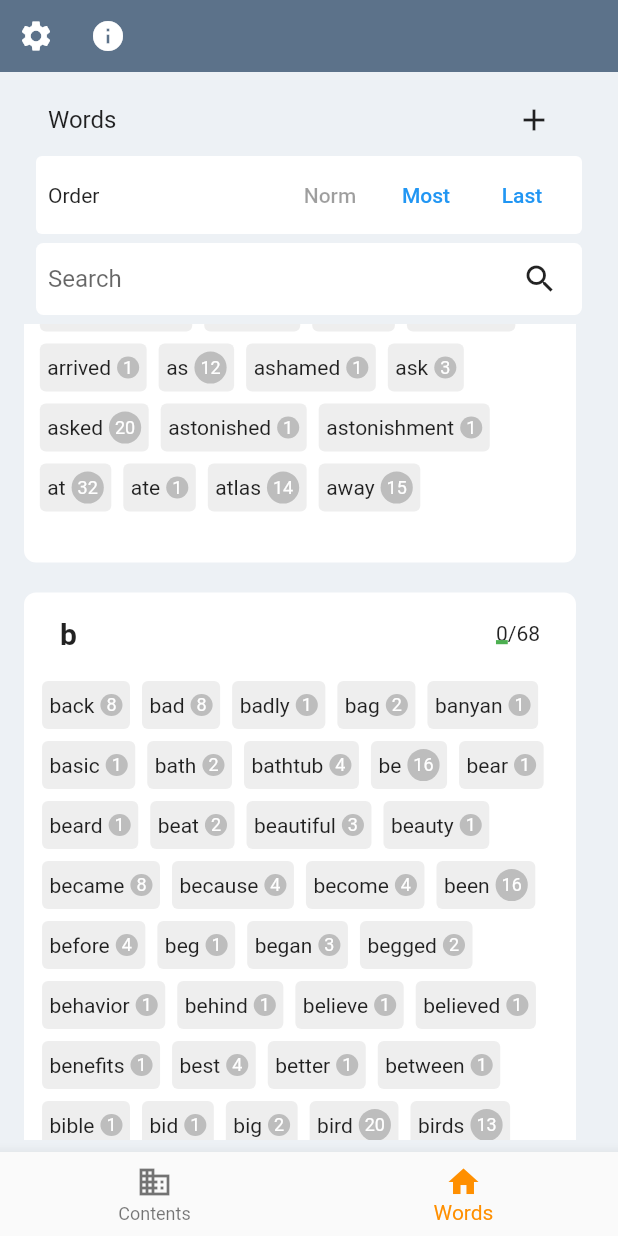
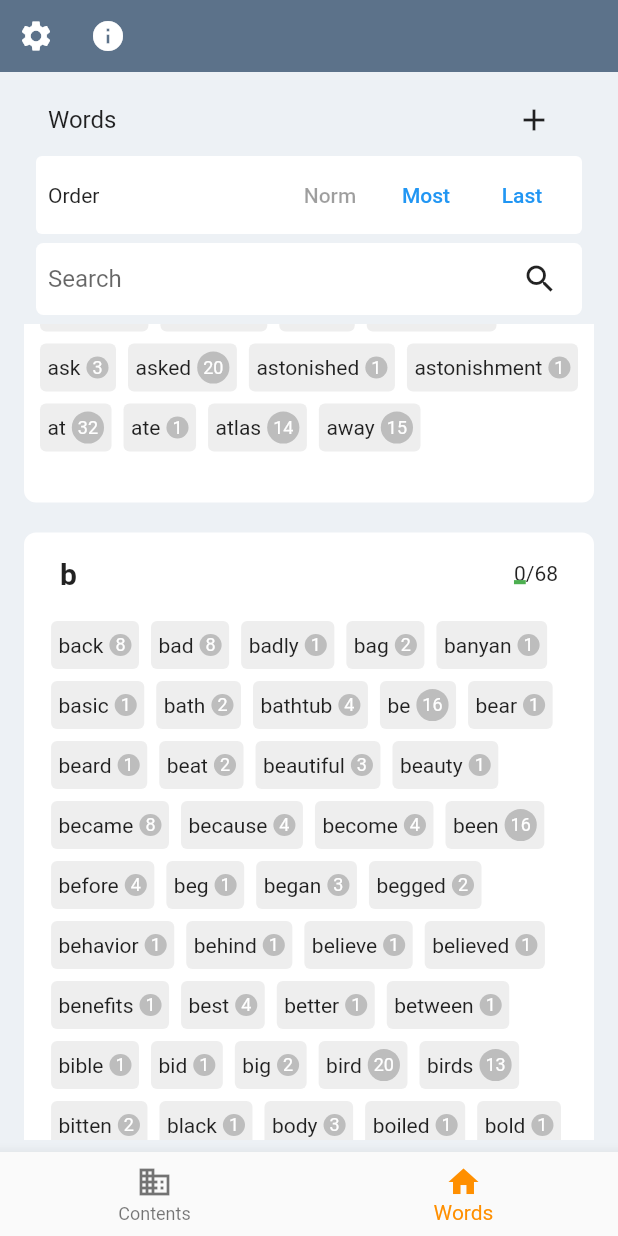
Before and after one commit to hpn33/landlearn, a Flutter app: the screen it shows after launch, item 2 of the bottom bar chosen, scrolled down 576 dp, on a phone screen of 412 x 824 dp. Run offline on Flutter 3.47's test engine with Material 2 defaults, Android fonts, the phone set to English and light mode, and no system bars; our stand-ins replace flutter_hooks, flutter_riverpod, hive_flutter, hooks_riverpod, moor; missing offline and left inert: desktop_drop, subtitle, translator; accounts and stored records are empty; generated files the repository leaves out were written again; project files that could hold a hidden picture were left out.

Commit message:
[UI] word section: remove right padding

```diff
--- a/lib/ui/page/home/word_view/word_view.dart
+++ b/lib/ui/page/home/word_view/word_view.dart
@@ -274,8 +274,6 @@ class WordView extends StatelessWidget {
 
       return Padding(
         padding: const EdgeInsets.symmetric(horizontal: 8),
-        child: Padding(
-          padding: const EdgeInsets.only(right: 12.0),
         child: ListView.builder(
           // shrinkWrap: true,
           controller: scrollController,
@@ -291,7 +289,6 @@ class WordView extends StatelessWidget {
             );
           },
         ),
-        ),
       );
     });
   }
```
Lines whose indentation alone changed are shown as unchanged.
